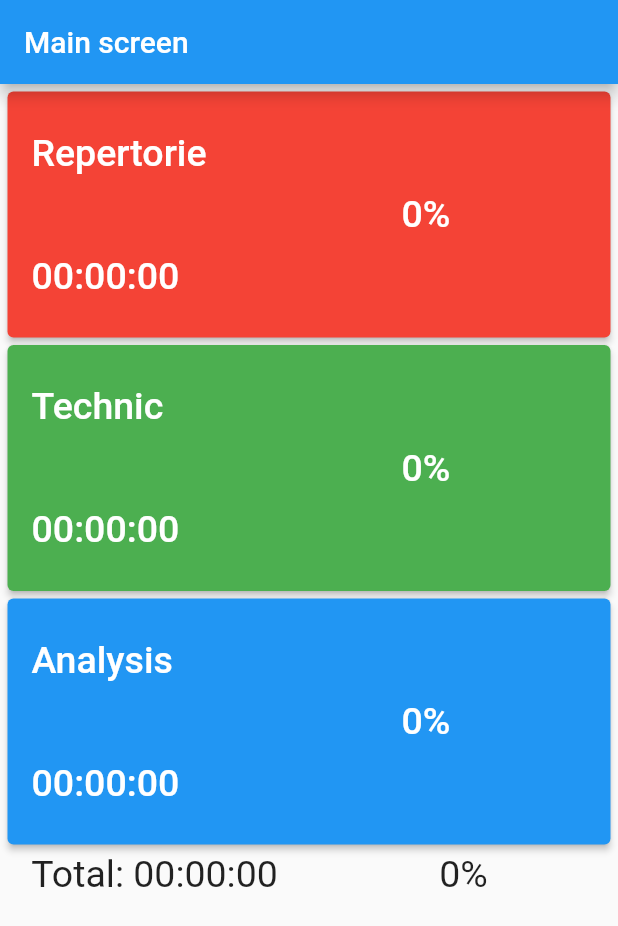
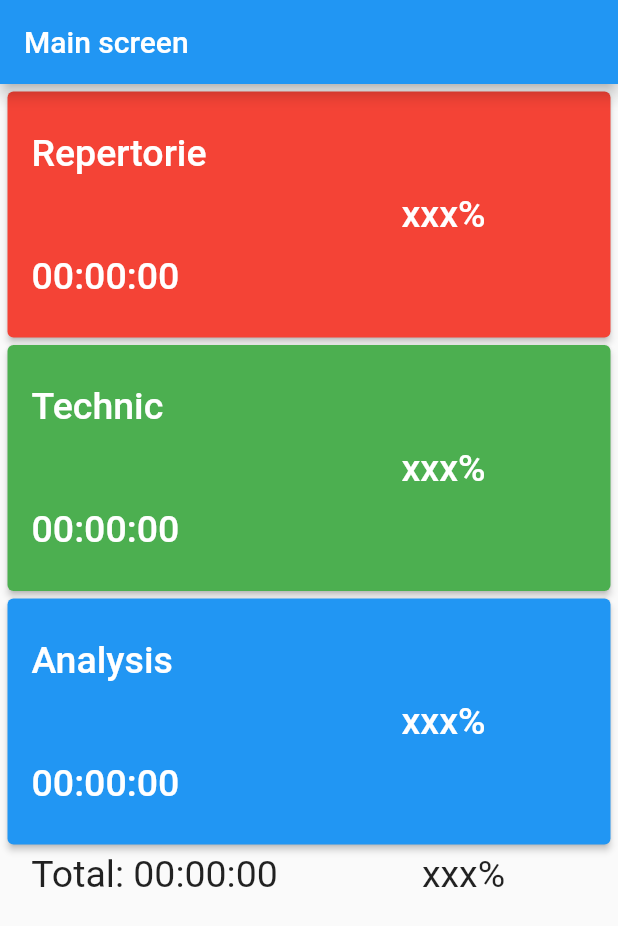
Before and after one commit to GolubevMaxim/music_stats_app, a Flutter app: the screen it shows after launch, on a phone screen of 412 x 824 dp. Shown: the top 926 px of the screen. Run offline on Flutter 3.47's test engine with Material 2 defaults, Android fonts, the phone set to English and light mode, and no system bars; our stand-ins replace google_fonts, hive_flutter; accounts and stored records are empty; Roboto replaces fonts that are missing (Titan One).

```diff
--- a/lib/widgets/statistic_widget.dart
+++ b/lib/widgets/statistic_widget.dart
@@ -12,52 +12,13 @@ class StatisticWidget extends StatefulWidget {
 }
 
 class _StatisticWidgetState extends State<StatisticWidget> {
-  int timeSum = 0;
-  int percentSum = 0;
-
-  int yestardayTimeSum = 0;
-
-  @override
-  void initState() {
-    super.initState();
-
-    yestardayUpdater().then((value) => getStats());
-  }
-
-  Future<void> yestardayUpdater() async {
-    List<int>? yestardayData =
-        await load((DateTime.now().subtract(const Duration(days: 1))));
-
-    if (yestardayData != null) {
-      yestardayTimeSum = yestardayData.reduce((value, elem) => value + elem);
-    }
-
-    final hours = 24 - DateTime.now().hour;
-    final minutes = 60 - DateTime.now().minute + hours * 60;
-
-    Future.delayed(Duration(minutes: minutes), () => yestardayUpdater);
-  }
-
-  void getStats() {
-    load(DateTime.now()).then((date) {
-      if (date != null) {
-        timeSum = date.reduce((value, element) => value + element);
-        percentSum = ((timeSum / yestardayTimeSum - 1) * 100).toInt();
-      }
-    });
-
-    setState(() {});
-    Future.delayed(const Duration(seconds: 1), getStats);
-  }
-
   @override
   Widget build(BuildContext context) {
     return SizedBox(
         width: double.infinity,
         child: Row(children: [
-          TextWarp(
-              text: "Total: ${durationFormat(Duration(seconds: timeSum))}"),
-          TextWarp(text: "$percentSum%")
+          TextWarp(text: "Total: ${durationFormat(Duration(seconds: 0))}"),
+          TextWarp(text: "xxx%")
         ]));
   }
 }
--- a/lib/widgets/timer_button.dart
+++ b/lib/widgets/timer_button.dart
@@ -6,10 +6,8 @@ import '../data/tools.dart';
 
 class TimerButton extends StatelessWidget {
   final String text;
-  final ValueListenable<int> number;
-  final ValueListenable<int> percente;
 
-  const TimerButton(this.text, this.number, this.percente, {super.key});
+  const TimerButton(this.text, {super.key});
 
   @override
   Widget build(BuildContext context) {
@@ -18,11 +16,11 @@ class TimerButton extends StatelessWidget {
           flex: 2,
           child: Column(children: [
             TextWarp(text: text),
-            TextWarp(text: durationFormat(Duration(seconds: number.value)))
+            TextWarp(text: durationFormat(Duration(seconds: 0)))
           ])),
       Expanded(
           flex: 1,
-          child: Text("${percente.value.toString()}%",
+          child: Text("xxx%",
               style: GoogleFonts.getFont("Titan One", fontSize: 25)))
     ]);
   }
```
Also changed, not shown: lib/widgets/timers_widget.dart (+2 -109 lines).
